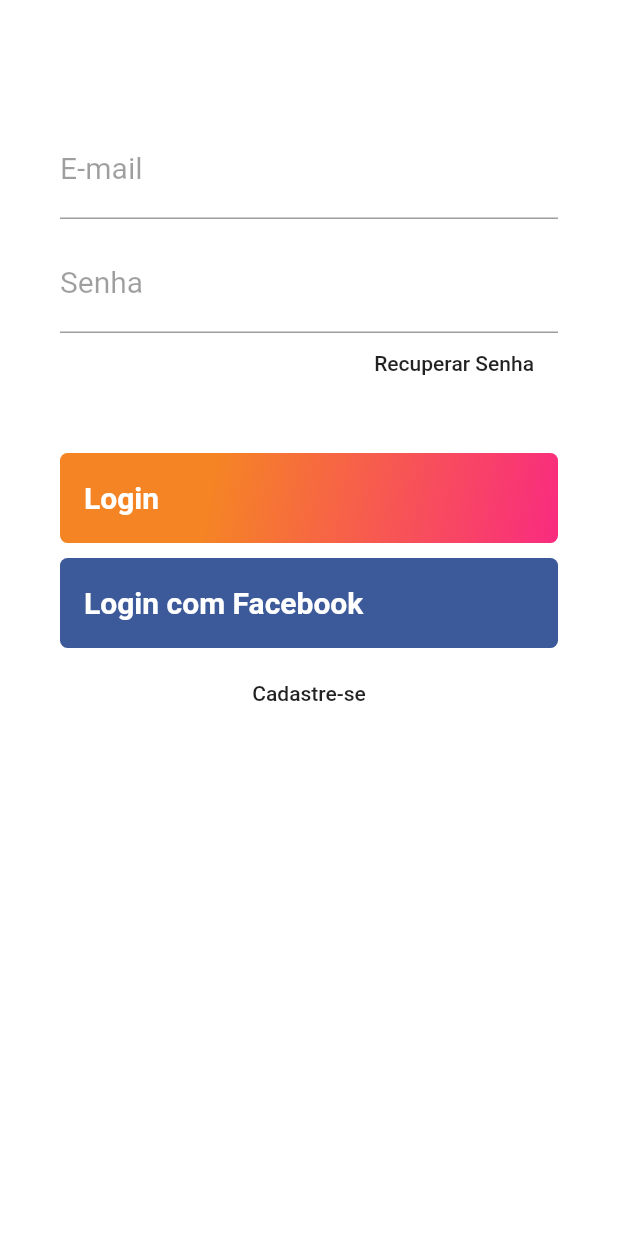
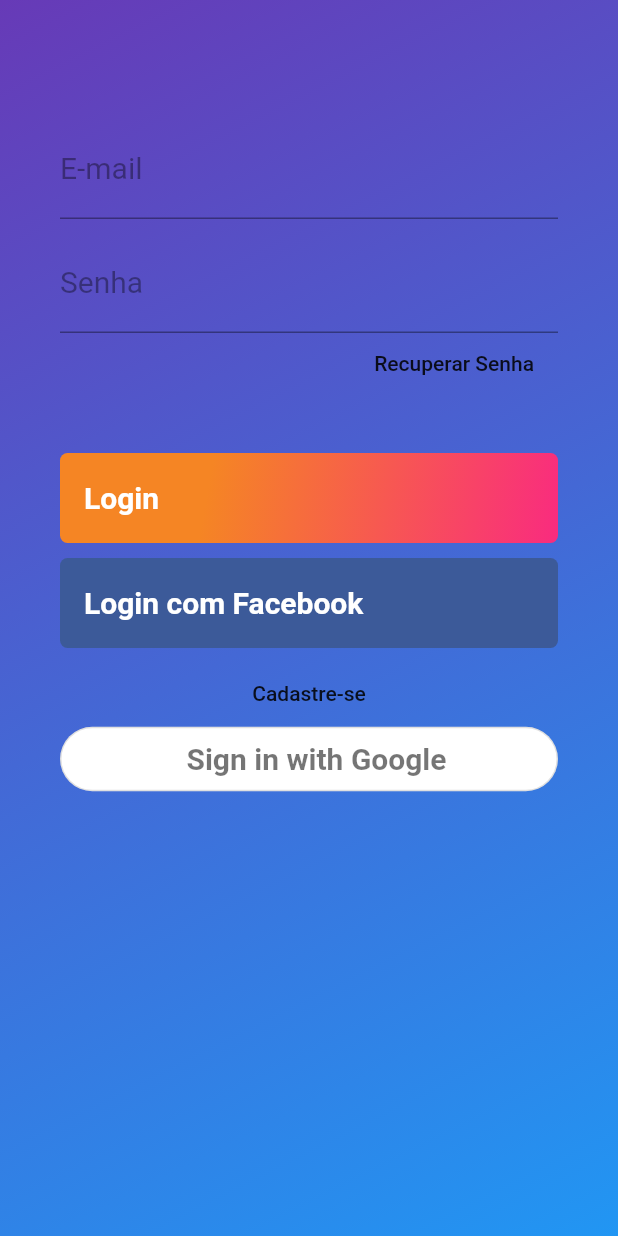
Before and after one commit to ccaioadriano/businessLab, a Flutter app: the screen it shows after launch, on a phone screen of 412 x 824 dp. Run offline on Flutter 3.47's test engine with Material 2 defaults, Android fonts, the phone set to English and light mode, and no system bars; our stand-ins replace firebase_auth, firebase_core, google_sign_in; accounts and stored records are empty.

Commit message:
Autenticação com o google implementada

```diff
--- a/lib/main.dart
+++ b/lib/main.dart
@@ -1,6 +1,3 @@
-import 'package:firebase_core/firebase_core.dart';
-import 'package:flutter/material.dart';
-
 import 'package:flutter/material.dart';
 
 import 'pages/login_page.dart';
--- a/lib/pages/login_page.dart
+++ b/lib/pages/login_page.dart
@@ -1,15 +1,33 @@
+// ignore_for_file: unnecessary_const
+
 import 'package:flutter/material.dart';
 import 'package:gameficacao/pages/cadastro_page.dart';
+import 'package:gameficacao/utils/botao_login_google.dart';
+import 'package:gameficacao/utils/iniciar_firebase.dart';
 
-class LoginPage extends StatelessWidget {
+class LoginPage extends StatefulWidget {
   const LoginPage({Key? key}) : super(key: key);
 
+  @override
+  State<LoginPage> createState() => _LoginPageState();
+}
+
+class _LoginPageState extends State<LoginPage> {
   @override
   Widget build(BuildContext context) {
     return Scaffold(
       body: Container(
         padding: const EdgeInsets.only(top: 60, left: 40, right: 40),
-        color: Colors.white,
+        decoration: const BoxDecoration(
+          gradient: LinearGradient(
+            begin: Alignment.topLeft,
+            end: Alignment.bottomRight,
+
+            colors: const <Color>[Colors.deepPurple, Colors.blue],
+            // red to yellow
+            tileMode: TileMode.repeated, // repeats the gradient over the canvas
+          ),
+        ),
         child: ListView(
           children: <Widget>[
             const SizedBox(
@@ -58,19 +76,19 @@
                   Navigator.push(
                     context,
                     MaterialPageRoute(
-                      builder: (context) => Cadastro(),
+                      builder: (context) => const Cadastro(),
                     ),
                   );
                 },
               ),
             ),
-            SizedBox(
+            const SizedBox(
               height: 40,
             ),
             Container(
               height: 60,
               alignment: Alignment.centerLeft,
-              decoration: BoxDecoration(
+              decoration: const BoxDecoration(
                 gradient: LinearGradient(
                   begin: Alignment.topLeft,
                   end: Alignment.bottomRight,
@@ -85,10 +103,11 @@
                 ),
               ),
               child: SizedBox.expand(
+                // ignore: deprecated_member_use
                 child: FlatButton(
                   child: Row(
                     mainAxisAlignment: MainAxisAlignment.spaceBetween,
-                    children: <Widget>[
+                    children: const <Widget>[
                       Text(
                         "Login",
                         style: TextStyle(
@@ -111,23 +130,24 @@
                 ),
               ),
             ),
-            SizedBox(
+            const SizedBox(
               height: 10,
             ),
             Container(
               height: 60,
               alignment: Alignment.centerLeft,
-              decoration: BoxDecoration(
+              decoration: const BoxDecoration(
                 color: Color(0xFF3C5A99),
                 borderRadius: BorderRadius.all(
                   Radius.circular(5),
                 ),
               ),
               child: SizedBox.expand(
+                // ignore: deprecated_member_use
                 child: FlatButton(
                   child: Row(
                     mainAxisAlignment: MainAxisAlignment.spaceBetween,
-                    children: <Widget>[
+                    children: const <Widget>[
                       Text(
                         "Login com Facebook",
                         style: TextStyle(
@@ -143,13 +163,14 @@
                 ),
               ),
             ),
-            SizedBox(
+            const SizedBox(
               height: 10,
             ),
-            Container(
+            SizedBox(
               height: 40,
+              // ignore: deprecated_member_use
               child: FlatButton(
-                child: Text(
+                child: const Text(
                   "Cadastre-se",
                   textAlign: TextAlign.center,
                 ),
@@ -157,11 +178,26 @@
                   Navigator.push(
                     context,
                     MaterialPageRoute(
-                      builder: (context) => Cadastro(),
+                      builder: (context) => const Cadastro(),
                     ),
                   );
                 },
               ),
+            ),
+            FutureBuilder(
+              future: IniciarFireBase.initializeFirebase(context: context),
+              builder: (context, snapshot) {
+                if (snapshot.hasError) {
+                  return const Text('Error initializing Firebase');
+                } else if (snapshot.connectionState == ConnectionState.done) {
+                  return const BotaoGoogle();
+                }
+                return const CircularProgressIndicator(
+                  valueColor: AlwaysStoppedAnimation<Color>(
+                    Colors.blue,
+                  ),
+                );
+              },
             ),
           ],
         ),
--- /dev/null
+++ b/lib/utils/botao_login_google.dart
@@ -0,0 +1,78 @@
+import 'package:firebase_auth/firebase_auth.dart';
+import 'package:flutter/material.dart';
+import 'package:gameficacao/pages/inicial_page.dart';
+import 'package:gameficacao/utils/autenticacao_google.dart';
+
+class BotaoGoogle extends StatefulWidget {
+  const BotaoGoogle({Key? key}) : super(key: key);
+
+  @override
+  _BotaoGoogleState createState() => _BotaoGoogleState();
+}
+
+class _BotaoGoogleState extends State<BotaoGoogle> {
+  bool _isSigningIn = false;
+
+  @override
+  Widget build(BuildContext context) {
+    return Padding(
+      padding: const EdgeInsets.only(bottom: 16.0),
+      child: _isSigningIn
+          ? const CircularProgressIndicator(
+              valueColor: AlwaysStoppedAnimation<Color>(Colors.white),
+            )
+          : OutlinedButton(
+              style: ButtonStyle(
+                backgroundColor: MaterialStateProperty.all(Colors.white),
+                shape: MaterialStateProperty.all(
+                  RoundedRectangleBorder(
+                    borderRadius: BorderRadius.circular(40),
+                  ),
+                ),
+              ),
+              onPressed: () async {
+                setState(() {
+                  _isSigningIn = true;
+                });
+
+                User? user =
+                    await AutenticacaoGoogle.logarComGoogle(context: context);
+
+                setState(() {
+                  _isSigningIn = false;
+                });
+
+                if (user != null) {
+                  Navigator.of(context).pushReplacement(
+                    MaterialPageRoute(
+                      builder: (context) => PaginaInicial(
+                        user: user,
+                      ),
+                    ),
+                  );
+                }
+              },
+              child: Padding(
+                padding: const EdgeInsets.fromLTRB(0, 10, 0, 10),
+                child: Row(
+                  mainAxisSize: MainAxisSize.min,
+                  mainAxisAlignment: MainAxisAlignment.center,
+                  children: const <Widget>[
+                    Padding(
+                      padding: EdgeInsets.only(left: 10),
+                      child: Text(
+                        'Sign in with Google',
+                        style: TextStyle(
+                          fontSize: 20,
+                          color: Colors.black54,
+                          fontWeight: FontWeight.w600,
+                        ),
+                      ),
+                    )
+                  ],
+                ),
+              ),
+            ),
+    );
+  }
+}
--- /dev/null
+++ b/lib/utils/iniciar_firebase.dart
@@ -0,0 +1,10 @@
+import 'package:firebase_core/firebase_core.dart';
+import 'package:flutter/material.dart';
+
+class IniciarFireBase {
+  static Future<FirebaseApp> initializeFirebase(
+      {required BuildContext context}) async {
+    FirebaseApp firebaseApp = await Firebase.initializeApp();
+    return firebaseApp;
+  }
+}
--- a/pubspec.yaml
+++ b/pubspec.yaml
@@ -33,7 +33,7 @@
   #firebase_analytics: ^5.0.2
   firebase_core: "^1.3.0"
   firebase_auth: "^2.0.0"
-  cloud_firestore: "^2.3.0"
+  google_sign_in: ^5.0.0
   cupertino_icons: ^0.1.2
 
   # The following adds the Cupertino Icons font to your application.
```
Also changed, not shown: lib/pages/cadastro_page.dart (+25 -20 lines), lib/pages/inicial_page.dart (added, +166 -0 lines), lib/utils/autenticacao_google.dart (added, +83 -0 lines), pubspec.lock.
